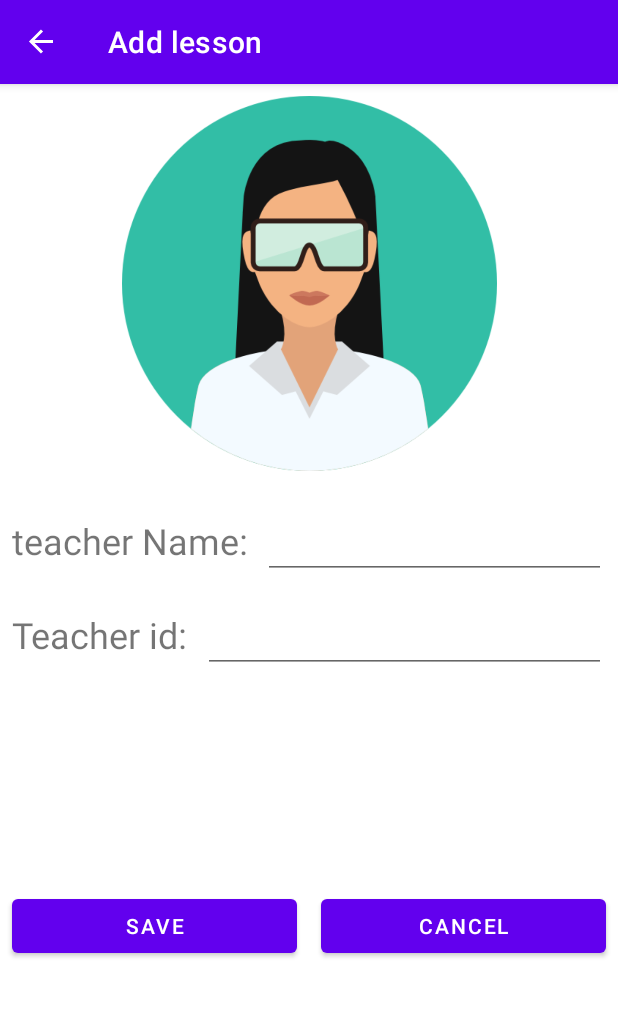
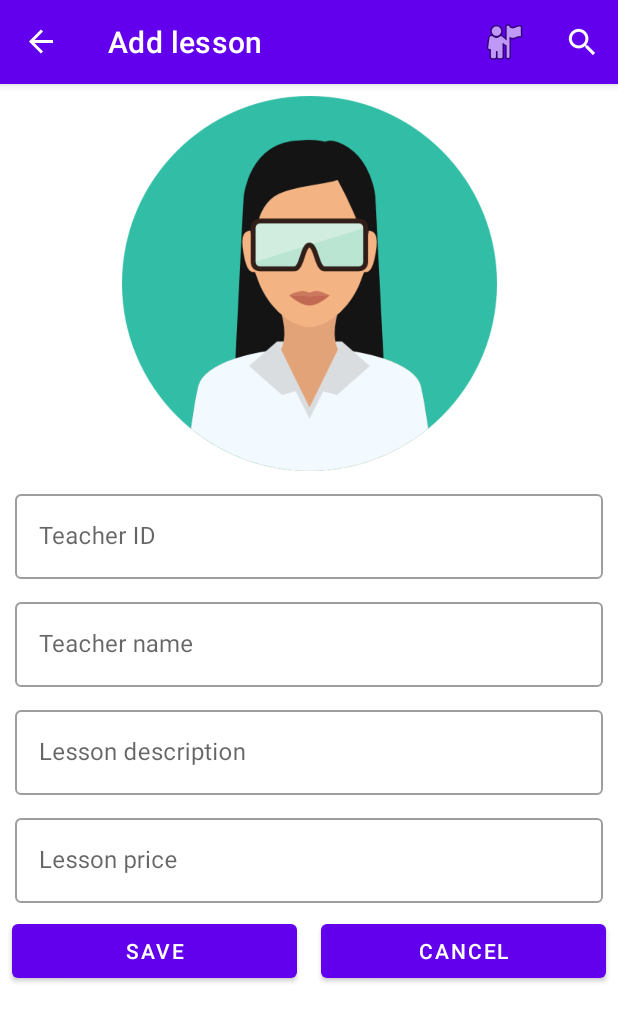
Before and after one commit to mika-israeli/private_lesson, an Android app: the screen it shows after launch (MainActivity), after a tap on "Add", on a phone screen of 412 x 824 dp. Shown: the top 1022 px of the screen. Run offline under Robolectric (Android 15) with nearby library versions, the phone set to English and light mode, and no system bars; our stand-ins replace Room's generated code, navigation-ui; 2 other taps on this screen came first.

Commit message:
list post

```diff
--- a/app/build.gradle
+++ b/app/build.gradle
@@ -27,6 +27,9 @@ android {
         sourceCompatibility JavaVersion.VERSION_1_8
         targetCompatibility JavaVersion.VERSION_1_8
     }
+    buildFeatures {
+        viewBinding true
+    }
 }
 
 dependencies {
@@ -40,4 +43,7 @@ dependencies {
     def nav_version = "2.5.3"
     implementation "androidx.navigation:navigation-fragment:$nav_version"
     implementation "androidx.navigation:navigation-ui:$nav_version"
+    def room_version = "2.4.3"
+    implementation "androidx.room:room-runtime:$room_version"
+    annotationProcessor "androidx.room:room-compiler:$room_version"
 }
--- a/app/src/main/AndroidManifest.xml
+++ b/app/src/main/AndroidManifest.xml
@@ -3,6 +3,7 @@
     xmlns:tools="http://schemas.android.com/tools">
 
     <application
+        android:name=".MyApplication"
         android:allowBackup="true"
         android:dataExtractionRules="@xml/data_extraction_rules"
         android:fullBackupContent="@xml/backup_rules"
--- a/app/src/main/java/com/example/private_lesson/AddPostFragment.java
+++ b/app/src/main/java/com/example/private_lesson/AddPostFragment.java
@@ -3,9 +3,13 @@ package com.example.private_lesson;
 import android.os.Bundle;
 
 import androidx.annotation.NonNull;
+import androidx.core.view.MenuProvider;
 import androidx.fragment.app.Fragment;
+import androidx.fragment.app.FragmentActivity;
+import androidx.lifecycle.Lifecycle;
 import androidx.navigation.Navigation;
 
+import android.util.Log;
 import android.view.LayoutInflater;
 import android.view.Menu;
 import android.view.MenuInflater;
@@ -16,7 +20,33 @@ import android.widget.Button;
 import android.widget.EditText;
 import android.widget.TextView;
 
+import com.example.private_lesson.model.Model;
+import com.example.private_lesson.model.Post;
+
 public class AddPostFragment extends Fragment {
+
+    public void onCreate(Bundle savedInstanceState) {
+        super.onCreate(savedInstanceState);
+       FragmentActivity parentActivity= getActivity();
+       parentActivity.addMenuProvider(new MenuProvider() {
+
+
+           @Override
+           public void onCreateMenu(@NonNull Menu menu, @NonNull MenuInflater menuInflater) {
+               menu.removeItem(R.id.addPostFragment);
+
+
+           }
+
+           @Override
+           public boolean onMenuItemSelected(MenuItem item) {
+
+               return false;
+           }
+       },this, Lifecycle.State.RESUMED);
+
+
+    }
 
 
     @Override
@@ -26,28 +56,34 @@ public class AddPostFragment extends Fragment {
         View view = inflater.inflate(R.layout.fragment_add_post, container, false);
 
 
-        EditText nameEt = view.findViewById(R.id.addpost_name_et);
-        EditText idEt = view.findViewById(R.id.addpost_id_et);
-        TextView messageTv = view.findViewById(R.id.addspost_message);
-        Button saveBtn = view.findViewById(R.id.addpost_save_btn);
-        Button cancelBtn = view.findViewById(R.id.addpost_cancell_btn);
+        EditText nameEt = view.findViewById(R.id.nameEt);
+        EditText idEt = view.findViewById(R.id.idEt);
+        EditText descriptionEt = view.findViewById(R.id.descEt);
+        EditText priceEt = view.findViewById(R.id.price);;
+        Button saveBtn = view.findViewById(R.id.saveBtn);
+        Button cancelBtn = view.findViewById(R.id.cancellBtn);
 
-        saveBtn.setOnClickListener(view1 -> {
-            String name = nameEt.getText().toString();
-            messageTv.setText(name);
-        });
+
+                    saveBtn.setOnClickListener(view1 -> {
+                String name = nameEt.getText().toString();
+                String id = idEt.getText().toString();
+                String description = descriptionEt.getText().toString();
+                String price = priceEt.getText().toString();
+                Post post = new Post(name, description,id ,price,false,"");
+                Model.instance().addPost(post, () -> {
+
+                    Navigation.findNavController(view1).popBackStack();
+                });
+
+            });
 
         cancelBtn.setOnClickListener(view1 -> Navigation.findNavController(view1)
-                .popBackStack(R.id.postsListFragment,false));
+                .popBackStack(R.id.postListFragment,false));
+        Log.d("TAG", "fail  : ");
         setHasOptionsMenu(true);
         return view;
     }
 
-    @Override
-    public void onCreateOptionsMenu(@NonNull Menu menu, @NonNull MenuInflater inflater) {
-        menu.clear();
-        //super.onCreateOptionsMenu(menu, inflater);
 
-    }
 
 }
--- a/app/src/main/java/com/example/private_lesson/MainActivity.java
+++ b/app/src/main/java/com/example/private_lesson/MainActivity.java
@@ -35,23 +35,27 @@ public class MainActivity extends AppCompatActivity {
 
 
     }
+    ///מייצר את התפריט
+    int fragmentMenuId = 0;
     @Override
     public boolean onCreateOptionsMenu(Menu menu) {
         getMenuInflater().inflate(R.menu.menu,menu);
+        if (fragmentMenuId != 0){
+            menu.removeItem(fragmentMenuId);
+        }
+        fragmentMenuId = 0;
         return super.onCreateOptionsMenu(menu);
     }
+    ////מגדיר את התפריט
+
     @Override
     public boolean onOptionsItemSelected(@NonNull MenuItem item) {
+
         if (item.getItemId() == android.R.id.home){
             navController.popBackStack();
-        }
-        ///send to profile page
-        if(item.getItemId() == R.id.profile){
-            navController.navigate(R.id.action_global_addPostFragment);
-        }
-        else if(item.getItemId() == R.id.main_menu_add){
-            navController.navigate(R.id.action_global_addPostFragment);
-
+        }else{
+            fragmentMenuId = item.getItemId();
+            return NavigationUI.onNavDestinationSelected(item,navController);
         }
         return super.onOptionsItemSelected(item);
     }
--- /dev/null
+++ b/app/src/main/java/com/example/private_lesson/MyApplication.java
@@ -0,0 +1,18 @@
+package com.example.private_lesson;
+
+import android.app.Application;
+
+import android.content.Context;
+
+public class MyApplication extends Application {
+    static private Context context;
+    public static Context getMyContext(){
+        return context;
+    }
+
+    @Override
+    public void onCreate() {
+        super.onCreate();
+        context = getApplicationContext();
+    }
+}
--- a/app/src/main/java/com/example/private_lesson/PostListFragment.java
+++ b/app/src/main/java/com/example/private_lesson/PostListFragment.java
@@ -10,24 +10,28 @@ import android.util.Log;
 import android.view.LayoutInflater;
 import android.view.View;
 import android.view.ViewGroup;
+
+import com.example.private_lesson.databinding.FragmentPostListBinding;
 import com.example.private_lesson.model.Model;
 import com.example.private_lesson.model.Post;
+
+import java.util.LinkedList;
 import java.util.List;
 
 public class PostListFragment extends Fragment {
-    List<Post> data;
+    FragmentPostListBinding binding;
+    List<Post> data=new LinkedList<>();
+    PostRecyclerAdapter adapter;
     @Override
     public View onCreateView(LayoutInflater inflater, ViewGroup container,
                              Bundle savedInstanceState) {
         // Inflate the layout for this fragment
-        View view = inflater.inflate(R.layout.fragment_post_list, container, false);
-        data = Model.instance().getAllPosts();
-        RecyclerView list = view.findViewById(R.id.post_list_fragment);
-        list.setHasFixedSize(true);
-
-        list.setLayoutManager(new LinearLayoutManager(getContext()));
-        PostRecyclerAdapter adapter = new PostRecyclerAdapter(getLayoutInflater(),data);
-        list.setAdapter(adapter);
+        binding = FragmentPostListBinding.inflate(inflater, container, false);
+        View view = binding.getRoot();
+        binding.recyclerView.setHasFixedSize(true);
+        binding.recyclerView.setLayoutManager(new LinearLayoutManager(getContext()));
+        adapter = new PostRecyclerAdapter(getLayoutInflater(),data);
+        binding.recyclerView.setAdapter(adapter);
 
         adapter.setOnItemClickListener(new PostRecyclerAdapter.OnItemClickListener() {
             @Override
@@ -36,14 +40,28 @@ public class PostListFragment extends Fragment {
                 Log.d("TAG", "Row was clicked " + pos);
                 Post post = data.get(pos);
              PostListFragmentDirections.ActionPostListFragmentToBlueFragment action
-                        = PostListFragmentDirections.actionPostListFragmentToBlueFragment(post.teacherName);
+                        = PostListFragmentDirections.actionPostListFragmentToBlueFragment(post.teacherName + " " + post.description + " " + post.price + " " + post.id);
                 Navigation.findNavController(view).navigate
                         (action);
             }
         });
-       View addButton = view.findViewById(R.id.studentlistfrag_add_btn);
+       View addButton = view.findViewById(R.id.btnAdd);
         NavDirections action = PostListFragmentDirections.actionGlobalAddPostFragment();
         addButton.setOnClickListener(Navigation.createNavigateOnClickListener(action));
         return view;
     }
+    @Override
+    public void onResume() {
+        super.onResume();
+        reloadData();
+    }
+
+    void reloadData(){
+        binding.progressBar.setVisibility(View.VISIBLE);
+        Model.instance().getAllPosts((poList)->{
+            data = poList;
+            adapter.setData(data);
+            binding.progressBar.setVisibility(View.GONE);
+        });
+    }
 }
--- /dev/null
+++ b/app/src/main/java/com/example/private_lesson/model/AppLocalDb.java
@@ -0,0 +1,27 @@
+package com.example.private_lesson.model;
+import androidx.room.Database;
+import androidx.room.Room;
+import androidx.room.RoomDatabase;
+
+import com.example.private_lesson.MyApplication;
+
+
+
+@Database(entities = {Post.class}, version = 55)
+abstract class AppLocalDbRepository extends RoomDatabase {
+    public abstract PostDao postDao();
+}
+
+public class AppLocalDb {
+
+        static public AppLocalDbRepository getAppDb() {
+            return Room.databaseBuilder(MyApplication.getMyContext(),
+                            AppLocalDbRepository.class,
+                            "dbFileName.db")
+                    .fallbackToDestructiveMigration()
+                    .build();
+        }
+
+        private AppLocalDb(){}
+
+}
--- a/app/src/main/java/com/example/private_lesson/model/Model.java
+++ b/app/src/main/java/com/example/private_lesson/model/Model.java
@@ -1,9 +1,19 @@
 package com.example.private_lesson.model;
+import android.os.Handler;
+import android.os.Looper;
 
-import java.util.LinkedList;
+import androidx.core.os.HandlerCompat;
+
 import java.util.List;
+import java.util.concurrent.Executor;
+import java.util.concurrent.Executors;
+
 
 public class Model {
+    private Executor executor = Executors.newSingleThreadExecutor();
+    private Handler mainHandler = HandlerCompat.createAsync(Looper.getMainLooper());
+
+
 
     private static final Model _instance = new Model();
 
@@ -11,19 +21,45 @@ public class Model {
         return _instance;
     }
     private Model() {
-        for(int i = 0; i < 10; i++) {
-          addPost(new Post("teacherName" + i, "description" + i, "price" + i, "id" + i, false));
-        }
+
+
     }
 
-    List<Post> allPosts=new LinkedList<>();
-    public List<Post> getAllPosts() {
-        return allPosts;
+ AppLocalDbRepository localDb = AppLocalDb.getAppDb();
+    public interface GetAllPostsListener {
+        void onComplete(List<Post> data);
     }
-    public void addPost(Post post) {
-        allPosts.add(post);
+
+    public void  getAllPosts(GetAllPostsListener callback) {
+        executor.execute(() -> {
+            List<Post> data = localDb.postDao().getAll();
+            try {
+                Thread.sleep(5000);
+            } catch (InterruptedException e) {
+                e.printStackTrace();
+            }
+            mainHandler.post(() -> {
+                callback.onComplete(data);
+            });
+        });
+    }
+
+public interface AddPostListener {
+        void onComplete();
+    }
+    public void addPost(Post post, AddPostListener listener) {
+        executor.execute(()->{
+            localDb.postDao().insertAll(post);
+            try {
+                Thread.sleep(5000);
+            } catch (InterruptedException e) {
+                e.printStackTrace();
+            }
+            mainHandler.post(()->{
+                listener.onComplete();
+            });
+        });
     }
 
 
-
 }
--- /dev/null
+++ b/app/src/main/java/com/example/private_lesson/model/PostDao.java
@@ -0,0 +1,28 @@
+package com.example.private_lesson.model;
+import androidx.room.Dao;
+import androidx.room.Delete;
+import androidx.room.Insert;
+import androidx.room.OnConflictStrategy;
+import androidx.room.Query;
+
+
+import java.util.List;
+@Dao
+
+public interface PostDao {
+
+    @Query("select * from Post")
+        List<Post> getAll();
+
+        @Query("select * from Post where id = :PostId")
+        Post getPostById(String PostId);
+
+        @Insert(onConflict = OnConflictStrategy.REPLACE)
+        void insertAll(Post... students);
+
+        @Delete
+        void delete(Post student);
+
+
+
+}
--- /dev/null
+++ b/app/src/main/res/drawable/ic_baseline_edit_calendar_24.xml
@@ -0,0 +1,5 @@
+<vector android:height="24dp" android:tint="#404040"
+    android:viewportHeight="24" android:viewportWidth="24"
+    android:width="24dp" xmlns:android="http://schemas.android.com/apk/res/android">
+    <path android:fillColor="@android:color/white" android:pathData="M12,22H5c-1.11,0 -2,-0.9 -2,-2L3.01,6c0,-1.1 0.88,-2 1.99,-2h1V2h2v2h8V2h2v2h1c1.1,0 2,0.9 2,2v6h-2v-2H5v10h7V22zM22.13,16.99l0.71,-0.71c0.39,-0.39 0.39,-1.02 0,-1.41l-0.71,-0.71c-0.39,-0.39 -1.02,-0.39 -1.41,0l-0.71,0.71L22.13,16.99zM21.42,17.7l-5.3,5.3H14v-2.12l5.3,-5.3L21.42,17.7z"/>
+</vector>
--- a/app/src/main/res/layout/fragment_add_post.xml
+++ b/app/src/main/res/layout/fragment_add_post.xml
@@ -6,97 +6,114 @@
     android:layout_height="match_parent"
     tools:context=".AddPostFragment">
 
+    <ScrollView
+        android:layout_width="match_parent"
+        android:layout_height="match_parent"
+        app:layout_constraintBottom_toBottomOf="parent"
+        app:layout_constraintEnd_toEndOf="parent"
+        app:layout_constraintStart_toStartOf="parent"
+        app:layout_constraintTop_toTopOf="parent">
+
+        <androidx.appcompat.widget.LinearLayoutCompat
+            android:layout_width="match_parent"
+            android:layout_height="wrap_content"
+            android:orientation="vertical">
+
             <ImageView
-        android:id="@+id/addpost_avatar_img"
-        android:layout_width="0dp"
+                android:id="@+id/avatarImg"
+                android:layout_width="match_parent"
                 android:layout_height="250dp"
                 android:layout_marginTop="8dp"
                 android:scaleType="centerInside"
-        app:layout_constraintEnd_toEndOf="parent"
-        app:layout_constraintStart_toStartOf="parent"
-        app:layout_constraintTop_toTopOf="parent"
                 app:srcCompat="@drawable/avatar" />
 
-    <TextView
-        android:id="@+id/textView"
-        android:layout_width="wrap_content"
-        android:layout_height="wrap_content"
-        android:layout_marginStart="8dp"
-        android:layout_marginTop="30dp"
-        android:text="teacher Name:"
-        android:textSize="24sp"
-        app:layout_constraintStart_toStartOf="parent"
-        app:layout_constraintTop_toBottomOf="@+id/addpost_avatar_img" />
-
-    <TextView
-        android:id="@+id/textView2"
-        android:layout_width="wrap_content"
-        android:layout_height="wrap_content"
-        android:layout_marginStart="8dp"
-        android:layout_marginTop="30dp"
-        android:text="Teacher id:"
-        android:textSize="24sp"
-        app:layout_constraintStart_toStartOf="parent"
-        app:layout_constraintTop_toBottomOf="@+id/textView" />
-
-    <EditText
-        android:id="@+id/addpost_name_et"
-        android:layout_width="0dp"
+            <com.google.android.material.textfield.TextInputLayout
+                style="@style/Widget.MaterialComponents.TextInputLayout.OutlinedBox"
+                android:layout_width="match_parent"
                 android:layout_height="wrap_content"
                 android:layout_marginStart="10dp"
-        android:layout_marginEnd="8dp"
-        android:ems="10"
-        android:inputType="textPersonName"
-        app:layout_constraintBaseline_toBaselineOf="@+id/textView"
-        app:layout_constraintEnd_toEndOf="parent"
-        app:layout_constraintHorizontal_bias="0.0"
-        app:layout_constraintStart_toEndOf="@+id/textView" />
+                android:layout_marginTop="10dp"
+                android:layout_marginEnd="10dp">
+<!--                app:startIconDrawable="@drawable/ic_baseline_edit_calendar_24">-->
 
-    <EditText
-        android:id="@+id/addpost_id_et"
-        android:layout_width="0dp"
+                <com.google.android.material.textfield.TextInputEditText
+                    android:id="@+id/idEt"
+                    android:layout_width="match_parent"
+                    android:layout_height="wrap_content"
+                    android:hint="Teacher ID" />
+            </com.google.android.material.textfield.TextInputLayout>
+
+            <com.google.android.material.textfield.TextInputLayout
+                style="@style/Widget.MaterialComponents.TextInputLayout.OutlinedBox"
+                android:layout_width="match_parent"
                 android:layout_height="wrap_content"
                 android:layout_marginStart="10dp"
-        android:layout_marginEnd="8dp"
-        android:ems="10"
-        android:inputType="textPersonName"
-        app:layout_constraintBaseline_toBaselineOf="@+id/textView2"
-        app:layout_constraintEnd_toEndOf="parent"
-        app:layout_constraintStart_toEndOf="@+id/textView2" />
+                android:layout_marginTop="10dp"
+                android:layout_marginEnd="10dp">
+<!--                app:startIconDrawable="@drawable/ic_baseline_edit_calendar_24">-->
+
+                <com.google.android.material.textfield.TextInputEditText
+                    android:id="@+id/nameEt"
+                    android:layout_width="match_parent"
+                    android:layout_height="wrap_content"
+                    android:hint="Teacher name" />
+            </com.google.android.material.textfield.TextInputLayout>
+
+            <com.google.android.material.textfield.TextInputLayout
+                style="@style/Widget.MaterialComponents.TextInputLayout.OutlinedBox"
+                android:layout_width="match_parent"
+                android:layout_height="wrap_content"
+                android:layout_marginStart="10dp"
+                android:layout_marginTop="10dp"
+                android:layout_marginEnd="10dp">
+<!--                app:startIconDrawable="@drawable/ic_baseline_edit_calendar_24">-->
+
+                <com.google.android.material.textfield.TextInputEditText
+                    android:id="@+id/descEt"
+                    android:layout_width="match_parent"
+                    android:layout_height="wrap_content"
+                    android:hint="Lesson description" />
+            </com.google.android.material.textfield.TextInputLayout>
+
+            <com.google.android.material.textfield.TextInputLayout
+                style="@style/Widget.MaterialComponents.TextInputLayout.OutlinedBox"
+                android:layout_width="match_parent"
+                android:layout_height="wrap_content"
+                android:layout_marginStart="10dp"
+                android:layout_marginTop="10dp"
+                android:layout_marginEnd="10dp">
+<!--                app:startIconDrawable="@drawable/ic_baseline_edit_calendar_24">-->
+
+
+                <com.google.android.material.textfield.TextInputEditText
+                    android:id="@+id/price"
+                    android:layout_width="match_parent"
+                    android:layout_height="wrap_content"
+                    android:hint="Lesson price" />
+            </com.google.android.material.textfield.TextInputLayout>
+
+            <androidx.appcompat.widget.LinearLayoutCompat
+                android:layout_width="match_parent"
+                android:layout_height="wrap_content"
+                android:orientation="horizontal">
 
                 <Button
-        android:id="@+id/addpost_save_btn"
+                    android:id="@+id/saveBtn"
                     android:layout_width="0dp"
+                    android:layout_weight="1"
                     android:layout_height="wrap_content"
-        android:layout_marginStart="8dp"
-        android:layout_marginEnd="8dp"
-        android:layout_marginBottom="144dp"
-        android:text="SAVE"
-        app:layout_constraintBottom_toBottomOf="parent"
-        app:layout_constraintEnd_toStartOf="@+id/addpost_cancell_btn"
-        app:layout_constraintHorizontal_bias="0.5"
-        app:layout_constraintStart_toStartOf="parent" />
+                    android:layout_margin="8dp"
+                    android:text="SAVE" />
 
                 <Button
-        android:id="@+id/addpost_cancell_btn"
+                    android:id="@+id/cancellBtn"
                     android:layout_width="0dp"
+                    android:layout_weight="1"
                     android:layout_height="wrap_content"
-        android:layout_marginStart="8dp"
-        android:layout_marginEnd="8dp"
-        android:text="CANCEL"
-        app:layout_constraintBaseline_toBaselineOf="@+id/addpost_save_btn"
-        app:layout_constraintEnd_toEndOf="parent"
-        app:layout_constraintHorizontal_bias="0.5"
-        app:layout_constraintStart_toEndOf="@+id/addpost_save_btn" />
+                    android:layout_margin="8dp"
+                    android:text="CANCEL" />
+            </androidx.appcompat.widget.LinearLayoutCompat>
+        </androidx.appcompat.widget.LinearLayoutCompat>
+    </ScrollView>
 
-    <TextView
-        android:id="@+id/addspost_message"
-        android:layout_width="0dp"
-        android:layout_height="wrap_content"
-        android:layout_marginBottom="68dp"
-        android:textSize="24sp"
-        app:layout_constraintBottom_toTopOf="@+id/addpost_save_btn"
-        app:layout_constraintEnd_toEndOf="parent"
-        app:layout_constraintHorizontal_bias="1.0"
-        app:layout_constraintStart_toStartOf="parent" />
 </androidx.constraintlayout.widget.ConstraintLayout>
--- a/app/src/main/res/menu/menu.xml
+++ b/app/src/main/res/menu/menu.xml
@@ -3,13 +3,18 @@
     xmlns:android="http://schemas.android.com/apk/res/android">
 
     <item
-        android:id="@+id/main_menu_add"
+        android:id="@+id/addPostFragment"
         android:icon="@android:drawable/ic_input_add"
         android:title="Add"
         app:showAsAction="always" />
     <item
-        android:id="@+id/profile"
+        android:id="@+id/aboutFragment"
         android:icon="@android:drawable/ic_menu_myplaces"
-        android:title="my_profile"
-        app:showAsAction="always" />
+        android:title="about"
+        app:showAsAction="ifRoom" />
+    <item
+        android:id="@+id/postListFragment"
+        android:icon="?android:attr/actionModeWebSearchDrawable"
+        android:title="all Lessons"
+        app:showAsAction="ifRoom" />
 </menu>
--- a/app/src/main/res/navigation/nav_graph.xml
+++ b/app/src/main/res/navigation/nav_graph.xml
@@ -3,10 +3,10 @@
     xmlns:app="http://schemas.android.com/apk/res-auto"
     xmlns:tools="http://schemas.android.com/tools"
     android:id="@+id/nav_graph"
-    app:startDestination="@id/postsListFragment">
+    app:startDestination="@id/postListFragment">
 
     <fragment
-        android:id="@+id/postsListFragment"
+        android:id="@+id/postListFragment"
         android:name="com.example.private_lesson.PostListFragment"
         android:label="Search teacher"
         tools:layout="@layout/fragment_post_list">
@@ -30,4 +30,9 @@
         tools:layout="@layout/fragment_add_post" />
     <action android:id="@+id/action_global_addPostFragment" app:destination="@id/addPostFragment" />
     <action android:id="@+id/action_global_addPostFragment2" app:destination="@id/addPostFragment" />
+    <fragment
+        android:id="@+id/aboutFragment"
+        android:name="com.example.private_lesson.AboutFragment"
+        android:label="About"
+        tools:layout="@layout/fragment_about" />
 </navigation>
```
Also changed, not shown: app/src/main/java/com/example/private_lesson/AboutFragment.java (added, +26 -0 lines), app/src/main/java/com/example/private_lesson/PostRecyclerAdapter.java (+13 -0 lines), app/src/main/java/com/example/private_lesson/model/Post.java (+68 -7 lines), app/src/main/res/layout/fragment_about.xml (added, +14 -0 lines), app/src/main/res/layout/fragment_post_list.xml (+12 -2 lines), app/src/main/res/layout/post_list_row.xml (+37 -11 lines). Lines whose indentation alone changed are shown as unchanged.
